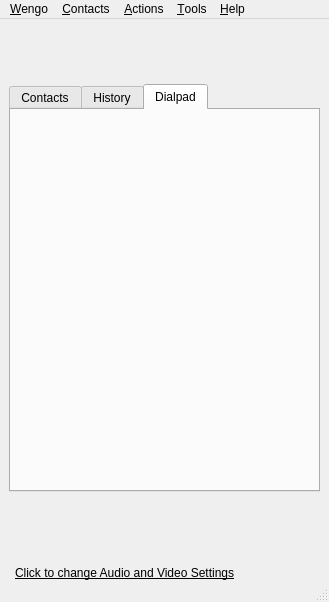
Old version of the form wengophone/src/presentation/qt/WengoPhoneWindow.ui in the repository tkrotoff/WengoPhone.
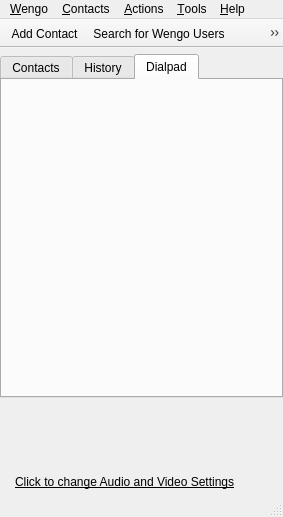
New version of the form. The open tabs and pages were chosen to show the change. Icons and pictures are not drawn.

Commit message: - Toolbar is really a toolbar now - Icons renamed

Patch:
```diff
--- a/wengophone/src/presentation/qt/WengoPhoneWindow.ui
+++ b/wengophone/src/presentation/qt/WengoPhoneWindow.ui
@@ -8,8 +8,8 @@
    <rect>
     <x>0</x>
     <y>0</y>
-    <width>329</width>
-    <height>602</height>
+    <width>283</width>
+    <height>517</height>
    </rect>
   </property>
   <property name="windowTitle" >
@@ -24,9 +24,74 @@
      <number>0</number>
     </property>
     <property name="spacing" >
-     <number>0</number>
+     <number>6</number>
     </property>
+    <item row="4" column="0" >
+     <widget class="QStackedWidget" name="configPanel" >
+      <property name="sizePolicy" >
+       <sizepolicy>
+        <hsizetype>5</hsizetype>
+        <vsizetype>0</vsizetype>
+        <horstretch>0</horstretch>
+        <verstretch>0</verstretch>
+       </sizepolicy>
+      </property>
+      <property name="currentIndex" >
+       <number>-1</number>
+      </property>
+     </widget>
+    </item>
+    <item row="3" column="0" >
+     <widget class="QLabel" name="configPanelLabel" >
+      <property name="cursor" >
+       <cursor>13</cursor>
+      </property>
+      <property name="text" >
+       <string>&lt;u>Click to change Audio and Video Settings&lt;/u></string>
+      </property>
+      <property name="indent" >
+       <number>15</number>
+      </property>
+     </widget>
+    </item>
     <item row="2" column="0" >
+     <widget class="QFrame" name="callBarFrame" >
+      <property name="minimumSize" >
+       <size>
+        <width>16</width>
+        <height>65</height>
+       </size>
+      </property>
+      <property name="maximumSize" >
+       <size>
+        <width>16777215</width>
+        <height>65</height>
+       </size>
+      </property>
+      <property name="frameShape" >
+       <enum>QFrame::NoFrame</enum>
+      </property>
+      <property name="frameShadow" >
+       <enum>QFrame::Raised</enum>
+      </property>
+     </widget>
+    </item>
+    <item row="0" column="0" >
+     <widget class="QStackedWidget" name="profileBar" >
+      <property name="sizePolicy" >
+       <sizepolicy>
+        <hsizetype>5</hsizetype>
+        <vsizetype>0</vsizetype>
+        <horstretch>0</horstretch>
+        <verstretch>0</verstretch>
+       </sizepolicy>
+      </property>
+      <property name="currentIndex" >
+       <number>-1</number>
+      </property>
+     </widget>
+    </item>
+    <item row="1" column="0" >
      <widget class="QFrame" name="frame" >
       <property name="frameShape" >
        <enum>QFrame::NoFrame</enum>
@@ -36,7 +101,7 @@
       </property>
       <layout class="QGridLayout" >
        <property name="margin" >
-        <number>9</number>
+        <number>0</number>
        </property>
        <property name="spacing" >
         <number>6</number>
@@ -66,294 +131,6 @@
       </layout>
      </widget>
     </item>
-    <item row="3" column="0" >
-     <widget class="QFrame" name="callBarFrame" >
-      <property name="minimumSize" >
-       <size>
-        <width>16</width>
-        <height>65</height>
-       </size>
-      </property>
-      <property name="maximumSize" >
-       <size>
-        <width>16777215</width>
-        <height>65</height>
-       </size>
-      </property>
-      <property name="frameShape" >
-       <enum>QFrame::NoFrame</enum>
-      </property>
-      <property name="frameShadow" >
-       <enum>QFrame::Raised</enum>
-      </property>
-     </widget>
-    </item>
-    <item row="0" column="0" >
-     <widget class="QFrame" name="iconBar" >
-      <property name="maximumSize" >
-       <size>
-        <width>300</width>
-        <height>16777215</height>
-       </size>
-      </property>
-      <property name="autoFillBackground" >
-       <bool>false</bool>
-      </property>
-      <layout class="QGridLayout" >
-       <property name="margin" >
-        <number>9</number>
-       </property>
-       <property name="spacing" >
-        <number>6</number>
-       </property>
-       <item row="0" column="1" >
-        <widget class="QPushButton" name="findContactButton" >
-         <property name="minimumSize" >
-          <size>
-           <width>38</width>
-           <height>38</height>
-          </size>
-         </property>
-         <property name="maximumSize" >
-          <size>
-           <width>38</width>
-           <height>38</height>
-          </size>
-         </property>
-         <property name="toolTip" >
-          <string>Search for a contact</string>
-         </property>
-         <property name="icon" >
-          <iconset resource="wengophone.qrc" >:/pics/iconbar/search_contact.png</iconset>
-         </property>
-         <property name="iconSize" >
-          <size>
-           <width>32</width>
-           <height>32</height>
-          </size>
-         </property>
-         <property name="flat" >
-          <bool>true</bool>
-         </property>
-        </widget>
-       </item>
-       <item row="0" column="4" >
-        <widget class="QPushButton" name="sendSmsButton" >
-         <property name="minimumSize" >
-          <size>
-           <width>38</width>
-           <height>38</height>
-          </size>
-         </property>
-         <property name="maximumSize" >
-          <size>
-           <width>38</width>
-           <height>38</height>
-          </size>
-         </property>
-         <property name="toolTip" >
-          <string>Sends a SMS</string>
-         </property>
-         <property name="icon" >
-          <iconset resource="wengophone.qrc" >:/pics/iconbar/sms.png</iconset>
-         </property>
-         <property name="iconSize" >
-          <size>
-           <width>32</width>
-           <height>32</height>
-          </size>
-         </property>
-         <property name="flat" >
-          <bool>true</bool>
-         </property>
-        </widget>
-       </item>
-       <item row="0" column="6" >
-        <spacer>
-         <property name="orientation" >
-          <enum>Qt::Horizontal</enum>
-         </property>
-         <property name="sizeHint" >
-          <size>
-           <width>40</width>
-           <height>20</height>
-          </size>
-         </property>
-        </spacer>
-       </item>
-       <item row="0" column="2" >
-        <widget class="QPushButton" name="startConferenceButton" >
-         <property name="minimumSize" >
-          <size>
-           <width>38</width>
-           <height>38</height>
-          </size>
-         </property>
-         <property name="maximumSize" >
-          <size>
-           <width>38</width>
-           <height>38</height>
-          </size>
-         </property>
-         <property name="toolTip" >
-          <string>Create a conference call</string>
-         </property>
-         <property name="icon" >
-          <iconset resource="wengophone.qrc" >:/pics/iconbar/conference.png</iconset>
-         </property>
-         <property name="iconSize" >
-          <size>
-           <width>32</width>
-           <height>32</height>
-          </size>
-         </property>
-         <property name="flat" >
-          <bool>true</bool>
-         </property>
-        </widget>
-       </item>
-       <item row="0" column="5" >
-        <widget class="QPushButton" name="webcamButton" >
-         <property name="minimumSize" >
-          <size>
-           <width>38</width>
-           <height>38</height>
-          </size>
-         </property>
-         <property name="maximumSize" >
-          <size>
-           <width>38</width>
-           <height>38</height>
-          </size>
-         </property>
-         <property name="toolTip" >
-          <string>Enable/disable video calls</string>
-         </property>
-         <property name="icon" >
-          <iconset resource="wengophone.qrc" >:/pics/iconbar/webcam.png</iconset>
-         </property>
-         <property name="iconSize" >
-          <size>
-           <width>32</width>
-           <height>32</height>
-          </size>
-         </property>
-         <property name="flat" >
-          <bool>true</bool>
-         </property>
-        </widget>
-       </item>
-       <item row="0" column="0" >
-        <widget class="QPushButton" name="addContactButton" >
-         <property name="minimumSize" >
-          <size>
-           <width>38</width>
-           <height>38</height>
-          </size>
-         </property>
-         <property name="maximumSize" >
-          <size>
-           <width>38</width>
-           <height>38</height>
-          </size>
-         </property>
-         <property name="toolTip" >
-          <string>Add a contact</string>
-         </property>
-         <property name="icon" >
-          <iconset resource="wengophone.qrc" >:/pics/iconbar/add_contact.png</iconset>
-         </property>
-         <property name="iconSize" >
-          <size>
-           <width>32</width>
-           <height>32</height>
-          </size>
-         </property>
-         <property name="flat" >
-          <bool>true</bool>
-         </property>
-        </widget>
-       </item>
-       <item row="0" column="3" >
-        <widget class="QPushButton" name="openChatWindowButton" >
-         <property name="minimumSize" >
-          <size>
-           <width>38</width>
-           <height>38</height>
-          </size>
-         </property>
-         <property name="maximumSize" >
-          <size>
-           <width>38</width>
-           <height>38</height>
-          </size>
-         </property>
-         <property name="toolTip" >
-          <string>Open the chat window</string>
-         </property>
-         <property name="text" >
-          <string/>
-         </property>
-         <property name="icon" >
-          <iconset resource="wengophone.qrc" >:/pics/iconbar/iconBarchat.png</iconset>
-         </property>
-         <property name="iconSize" >
-          <size>
-           <width>38</width>
-           <height>38</height>
-          </size>
-         </property>
-         <property name="flat" >
-          <bool>true</bool>
-         </property>
-        </widget>
-       </item>
-      </layout>
-     </widget>
-    </item>
-    <item row="5" column="0" >
-     <widget class="QStackedWidget" name="configPanel" >
-      <property name="sizePolicy" >
-       <sizepolicy>
-        <hsizetype>5</hsizetype>
-        <vsizetype>0</vsizetype>
-        <horstretch>0</horstretch>
-        <verstretch>0</verstretch>
-       </sizepolicy>
-      </property>
-      <property name="currentIndex" >
-       <number>-1</number>
-      </property>
-     </widget>
-    </item>
-    <item row="4" column="0" >
-     <widget class="QLabel" name="configPanelLabel" >
-      <property name="cursor" >
-       <cursor>13</cursor>
-      </property>
-      <property name="text" >
-       <string>&lt;u>Click to change Audio and Video Settings&lt;/u></string>
-      </property>
-      <property name="indent" >
-       <number>15</number>
-      </property>
-     </widget>
-    </item>
-    <item row="1" column="0" >
-     <widget class="QStackedWidget" name="profileBar" >
-      <property name="sizePolicy" >
-       <sizepolicy>
-        <hsizetype>5</hsizetype>
-        <vsizetype>0</vsizetype>
-        <horstretch>0</horstretch>
-        <verstretch>0</verstretch>
-       </sizepolicy>
-      </property>
-      <property name="currentIndex" >
-       <number>-1</number>
-      </property>
-     </widget>
-    </item>
    </layout>
   </widget>
   <widget class="QMenuBar" name="menuBar" >
@@ -361,10 +138,34 @@
     <rect>
      <x>0</x>
      <y>0</y>
-     <width>329</width>
+     <width>283</width>
      <height>19</height>
     </rect>
    </property>
+   <widget class="QMenu" name="menuContacts" >
+    <property name="title" >
+     <string>&amp;Contacts</string>
+    </property>
+    <addaction name="actionAddContact" />
+    <addaction name="actionSearchWengoUsers" />
+    <addaction name="separator" />
+    <addaction name="actionHideContactsOffline" />
+    <addaction name="actionHideContactGroups" />
+   </widget>
+   <widget class="QMenu" name="menuFile" >
+    <property name="title" >
+     <string>&amp;Wengo</string>
+    </property>
+    <addaction name="actionShowWengoAccount" />
+    <addaction name="actionEditMyProfile" />
+    <addaction name="actionLogOff" />
+    <addaction name="separator" />
+    <addaction name="actionChangeProfile" />
+    <addaction name="separator" />
+    <addaction name="actionWengoServices" />
+    <addaction name="separator" />
+    <addaction name="actionClose" />
+   </widget>
    <widget class="QMenu" name="menuHelp" >
     <property name="title" >
      <string>&amp;Help</string>
@@ -374,6 +175,18 @@
     <addaction name="separator" />
     <addaction name="actionShowAbout" />
    </widget>
+   <widget class="QMenu" name="menuActions" >
+    <property name="title" >
+     <string>&amp;Actions</string>
+    </property>
+    <addaction name="actionSendSms" />
+    <addaction name="separator" />
+    <addaction name="actionCreateConferenceCall" />
+    <addaction name="separator" />
+    <addaction name="actionAccept" />
+    <addaction name="actionHangup" />
+    <addaction name="actionHoldResume" />
+   </widget>
    <widget class="QMenu" name="menuTools" >
     <property name="title" >
      <string>&amp;Tools</string>
@@ -395,57 +208,38 @@
     <addaction name="separator" />
     <addaction name="menuClearHistory" />
    </widget>
-   <widget class="QMenu" name="menuActions" >
-    <property name="title" >
-     <string>&amp;Actions</string>
-    </property>
-    <addaction name="actionSendSms" />
-    <addaction name="separator" />
-    <addaction name="actionCreateConferenceCall" />
-    <addaction name="separator" />
-    <addaction name="actionAccept" />
-    <addaction name="actionHangup" />
-    <addaction name="actionHoldResume" />
-   </widget>
-   <widget class="QMenu" name="menuContacts" >
-    <property name="title" >
-     <string>&amp;Contacts</string>
-    </property>
-    <addaction name="actionAddContact" />
-    <addaction name="actionSearchWengoUsers" />
-    <addaction name="separator" />
-    <addaction name="actionHideContactsOffline" />
-    <addaction name="actionHideContactGroups" />
-   </widget>
-   <widget class="QMenu" name="menuFile" >
-    <property name="title" >
-     <string>&amp;Wengo</string>
-    </property>
-    <addaction name="actionShowWengoAccount" />
-    <addaction name="actionEditMyProfile" />
-    <addaction name="actionLogOff" />
-    <addaction name="separator" />
-    <addaction name="actionChangeProfile" />
-    <addaction name="separator" />
-    <addaction name="actionCallOutService" />
-    <addaction name="separator" />
-    <addaction name="actionClose" />
-   </widget>
    <addaction name="menuFile" />
    <addaction name="menuContacts" />
    <addaction name="menuActions" />
    <addaction name="menuTools" />
    <addaction name="menuHelp" />
   </widget>
-  <widget class="QStatusBar" name="statusBar" >
-   <property name="geometry" >
-    <rect>
-     <x>0</x>
-     <y>583</y>
-     <width>329</width>
-     <height>19</height>
-    </rect>
+  <widget class="QStatusBar" name="statusBar" />
+  <widget class="QToolBar" name="toolBar" >
+   <property name="windowTitle" >
+    <string>ToolBar</string>
    </property>
+   <property name="movable" >
+    <bool>false</bool>
+   </property>
+   <property name="orientation" >
+    <enum>Qt::Horizontal</enum>
+   </property>
+   <property name="iconSize" >
+    <size>
+     <width>32</width>
+     <height>32</height>
+    </size>
+   </property>
+   <attribute name="toolBarArea" >
+    <number>4</number>
+   </attribute>
+   <addaction name="actionAddContact" />
+   <addaction name="actionSearchWengoUsers" />
+   <addaction name="actionCreateConferenceCall" />
+   <addaction name="actionOpenChatWindow" />
+   <addaction name="actionSendSms" />
+   <addaction name="actionEnableVideo" />
   </widget>
   <action name="actionShowWengoAccount" >
    <property name="text" >
@@ -469,7 +263,7 @@
   </action>
   <action name="actionAddContact" >
    <property name="text" >
-    <string>&amp;Add Contact</string>
+    <string>Add &amp;Contact</string>
    </property>
   </action>
   <action name="actionConfiguration" >
@@ -479,7 +273,7 @@
   </action>
   <action name="actionSendSms" >
    <property name="text" >
-    <string>&amp;Send a short text message (SMS)</string>
+    <string>Send a Short Text &amp;Message (SMS)</string>
    </property>
   </action>
   <action name="actionEditMyProfile" >
@@ -489,7 +283,7 @@
   </action>
   <action name="actionCreateConferenceCall" >
    <property name="text" >
-    <string>Create Conference C&amp;all</string>
+    <string>Create &amp;Conference Call</string>
    </property>
   </action>
   <action name="actionFaq" >
@@ -574,7 +368,43 @@
   </action>
   <action name="actionLogOff" >
    <property name="text" >
-    <string>Log Off</string>
+    <string>Log &amp;Off</string>
+   </property>
+  </action>
+  <action name="actionOpenChatWindow" >
+   <property name="icon" >
+    <iconset resource="wengophone.qrc" >:/pics/iconbar/chat.png</iconset>
+   </property>
+   <property name="text" >
+    <string>Open &amp;Chat Window</string>
+   </property>
+  </action>
+  <action name="actionOutgoingCalls" >
+   <property name="text" >
+    <string>&amp;Outgoing Calls</string>
+   </property>
+  </action>
+  <action name="actionIncomingCalls" >
+   <property name="text" >
+    <string>&amp;Incoming Calls</string>
+   </property>
+  </action>
+  <action name="actionMissedCalls" >
+   <property name="text" >
+    <string>&amp;Missed Calls</string>
+   </property>
+  </action>
+  <action name="actionSMS" >
+   <property name="text" >
+    <string>Short Text &amp;Messages (SMS)</string>
+   </property>
+  </action>
+  <action name="actionEnableVideo" >
+   <property name="icon" >
+    <iconset resource="wengophone.qrc" >:/pics/config/video.png</iconset>
+   </property>
+   <property name="text" >
+    <string>Enable/Disable &amp;Video Calls</string>
    </property>
   </action>
  </widget>
```
Left out of the diff: 59 changed lines with no effect on the pictures. The commit also changes 12 other files.
